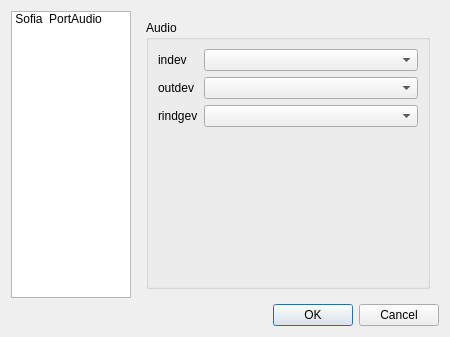
freeswitch/freeswitch-contrib, file jmesquita/FSPhone/prefdialog.ui: the form before one commit.
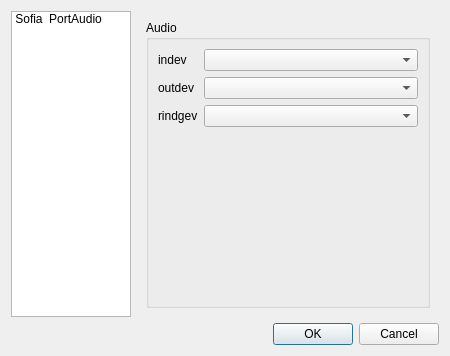
The form after the commit. Icons and pictures are not drawn.

The edit to the form file:
```diff
--- a/jmesquita/FSPhone/prefdialog.ui
+++ b/jmesquita/FSPhone/prefdialog.ui
@@ -7,7 +7,7 @@
     <x>0</x>
     <y>0</y>
     <width>450</width>
-    <height>337</height>
+    <height>356</height>
    </rect>
   </property>
   <property name="windowTitle">
@@ -18,6 +18,12 @@
     <layout class="QHBoxLayout" name="horizontalLayout">
      <item>
       <widget class="QListWidget" name="listSections">
+       <property name="minimumSize">
+        <size>
+         <width>120</width>
+         <height>0</height>
+        </size>
+       </property>
        <property name="maximumSize">
         <size>
          <width>120</width>
```
